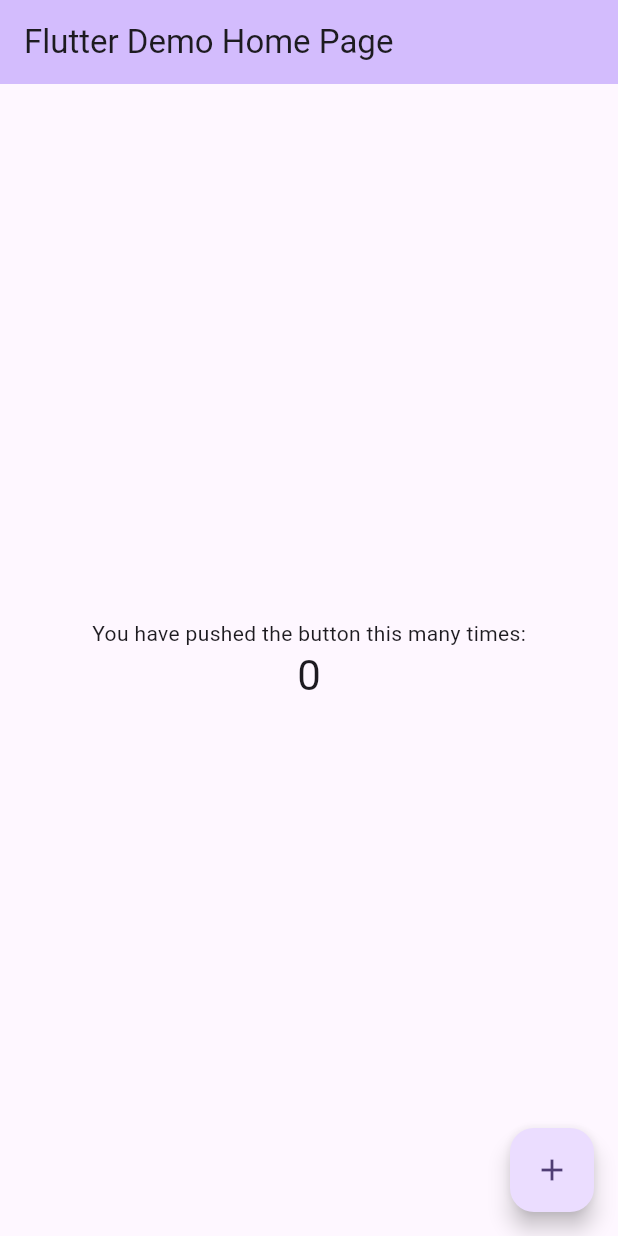
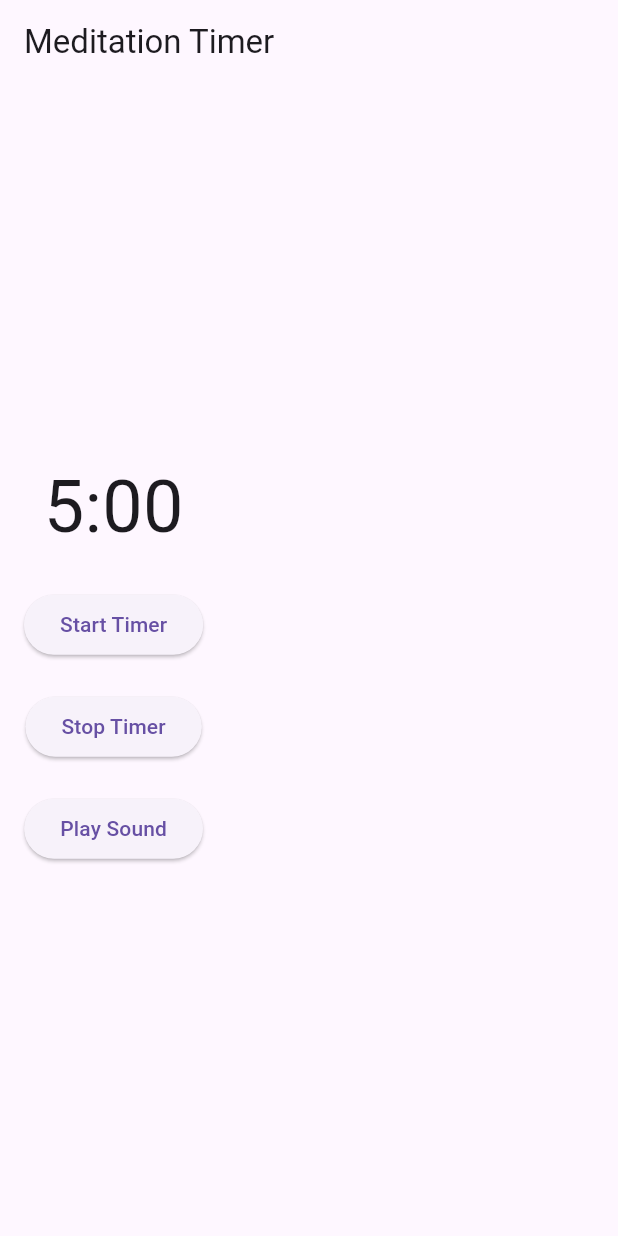
Before and after one commit to Codewithjalloh/meditation_timer, a Flutter app: the screen it shows after launch, on a phone screen of 412 x 824 dp. Run offline on Flutter 3.47's test engine with Material 3 defaults, Android fonts, the light colour scheme and no system bars; our stand-ins replace audioplayers.

Commit message:
sound added

```diff
--- a/lib/main.dart
+++ b/lib/main.dart
@@ -1,125 +1,24 @@
 import 'package:flutter/material.dart';
+import 'package:provider/provider.dart';
+import 'models/timer_model.dart';
+import 'screens/meditation_timer_home.dart';
 
 void main() {
-  runApp(const MyApp());
+  runApp(MeditationTimerApp());
 }
 
-class MyApp extends StatelessWidget {
-  const MyApp({super.key});
-
-  // This widget is the root of your application.
+class MeditationTimerApp extends StatelessWidget {
   @override
   Widget build(BuildContext context) {
-    return MaterialApp(
-      title: 'Flutter Demo',
-      theme: ThemeData(
-        // This is the theme of your application.
-        //
-        // TRY THIS: Try running your application with "flutter run". You'll see
-        // the application has a purple toolbar. Then, without quitting the app,
-        // try changing the seedColor in the colorScheme below to Colors.green
-        // and then invoke "hot reload" (save your changes or press the "hot
-        // reload" button in a Flutter-supported IDE, or press "r" if you used
-        // the command line to start the app).
-        //
-        // Notice that the counter didn't reset back to zero; the application
-        // state is not lost during the reload. To reset the state, use hot
-        // restart instead.
-        //
-        // This works for code too, not just values: Most code changes can be
-        // tested with just a hot reload.
-        colorScheme: ColorScheme.fromSeed(seedColor: Colors.deepPurple),
-        useMaterial3: true,
+    return ChangeNotifierProvider(
+      create: (_) => TimerModel(),
+      child: MaterialApp(
+        title: 'Meditation Timer',
+        theme: ThemeData(
+          primarySwatch: Colors.blue,
+        ),
+        home: MeditationTimerHome(),
       ),
-      home: const MyHomePage(title: 'Flutter Demo Home Page'),
     );
   }
 }
-
-class MyHomePage extends StatefulWidget {
-  const MyHomePage({super.key, required this.title});
-
-  // This widget is the home page of your application. It is stateful, meaning
-  // that it has a State object (defined below) that contains fields that affect
-  // how it looks.
-
-  // This class is the configuration for the state. It holds the values (in this
-  // case the title) provided by the parent (in this case the App widget) and
-  // used by the build method of the State. Fields in a Widget subclass are
-  // always marked "final".
-
-  final String title;
-
-  @override
-  State<MyHomePage> createState() => _MyHomePageState();
-}
-
-class _MyHomePageState extends State<MyHomePage> {
-  int _counter = 0;
-
-  void _incrementCounter() {
-    setState(() {
-      // This call to setState tells the Flutter framework that something has
-      // changed in this State, which causes it to rerun the build method below
-      // so that the display can reflect the updated values. If we changed
-      // _counter without calling setState(), then the build method would not be
-      // called again, and so nothing would appear to happen.
-      _counter++;
-    });
-  }
-
-  @override
-  Widget build(BuildContext context) {
-    // This method is rerun every time setState is called, for instance as done
-    // by the _incrementCounter method above.
-    //
-    // The Flutter framework has been optimized to make rerunning build methods
-    // fast, so that you can just rebuild anything that needs updating rather
-    // than having to individually change instances of widgets.
-    return Scaffold(
-      appBar: AppBar(
-        // TRY THIS: Try changing the color here to a specific color (to
-        // Colors.amber, perhaps?) and trigger a hot reload to see the AppBar
-        // change color while the other colors stay the same.
-        backgroundColor: Theme.of(context).colorScheme.inversePrimary,
-        // Here we take the value from the MyHomePage object that was created by
-        // the App.build method, and use it to set our appbar title.
-        title: Text(widget.title),
-      ),
-      body: Center(
-        // Center is a layout widget. It takes a single child and positions it
-        // in the middle of the parent.
-        child: Column(
-          // Column is also a layout widget. It takes a list of children and
-          // arranges them vertically. By default, it sizes itself to fit its
-          // children horizontally, and tries to be as tall as its parent.
-          //
-          // Column has various properties to control how it sizes itself and
-          // how it positions its children. Here we use mainAxisAlignment to
-          // center the children vertically; the main axis here is the vertical
-          // axis because Columns are vertical (the cross axis would be
-          // horizontal).
-          //
-          // TRY THIS: Invoke "debug painting" (choose the "Toggle Debug Paint"
-          // action in the IDE, or press "p" in the console), to see the
-          // wireframe for each widget.
-          mainAxisAlignment: MainAxisAlignment.center,
-          children: <Widget>[
-            const Text(
-              'You have pushed the button this many times:',
-            ),
-            Text(
-              '$_counter',
-              style: Theme.of(context).textTheme.headlineMedium,
-            ),
-          ],
-        ),
-      ),
-      floatingActionButton: FloatingActionButton(
-        onPressed: _incrementCounter,
-        tooltip: 'Increment',
-        child: const Icon(Icons.add),
-      ), // This trailing comma makes auto-formatting nicer for build methods.
-    );
-  }
-}
--- a/lib/models/timer_model.dart
+++ b/lib/models/timer_model.dart
@@ -0,0 +1,48 @@
+import 'package:flutter/material.dart';
+import 'package:audioplayers/audioplayers.dart';
+
+class TimerModel extends ChangeNotifier {
+  int minutes = 5;
+  int seconds = 0;
+  bool isRunning = false;
+  late AudioPlayer audioPlayer;
+  late AudioCache audioCache;
+
+  TimerModel() {
+    audioPlayer = AudioPlayer();
+    audioCache = AudioCache(fixedPlayer: audioPlayer);
+  }
+
+  void startTimer() {
+    if (isRunning) return;
+    isRunning = true;
+    minutes = 5;
+    seconds = 0;
+    _tick();
+  }
+
+  void stopTimer() {
+    isRunning = false;
+  }
+
+  void _tick() async {
+    while (isRunning && (minutes > 0 || seconds > 0)) {
+      await Future.delayed(Duration(seconds: 1));
+      if (seconds == 0) {
+        if (minutes > 0) {
+          minutes--;
+          seconds = 59;
+        } else {
+          isRunning = false;
+        }
+      } else {
+        seconds--;
+      }
+      notifyListeners();
+    }
+  }
+
+  void playSound() {
+    audioCache.play('meditation_bell.mp3');
+  }
+}
--- /dev/null
+++ b/lib/screens/meditation_timer_home.dart
@@ -0,0 +1,49 @@
+import 'package:flutter/material.dart';
+import 'package:provider/provider.dart';
+import '../models/timer_model.dart';
+
+class MeditationTimerHome extends StatelessWidget {
+  @override
+  Widget build(BuildContext context) {
+    final timerModel = Provider.of<TimerModel>(context);
+
+    return Scaffold(
+      appBar: AppBar(
+        title: Text('Meditation Timer'),
+      ),
+      body: Padding(
+        padding: const EdgeInsets.all(16.0),
+        child: Column(
+          mainAxisAlignment: MainAxisAlignment.center,
+          children: [
+            Text(
+              '${timerModel.minutes}:${timerModel.seconds.toString().padLeft(2, '0')}',
+              style: TextStyle(fontSize: 48),
+            ),
+            SizedBox(height: 20),
+            ElevatedButton(
+              onPressed: () {
+                timerModel.startTimer();
+              },
+              child: Text('Start Timer'),
+            ),
+            SizedBox(height: 20),
+            ElevatedButton(
+              onPressed: () {
+                timerModel.stopTimer();
+              },
+              child: Text('Stop Timer'),
+            ),
+            SizedBox(height: 20),
+            ElevatedButton(
+              onPressed: () {
+                timerModel.playSound();
+              },
+              child: Text('Play Sound'),
+            ),
+          ],
+        ),
+      ),
+    );
+  }
+}
```
Also changed, not shown: 3 other files.
